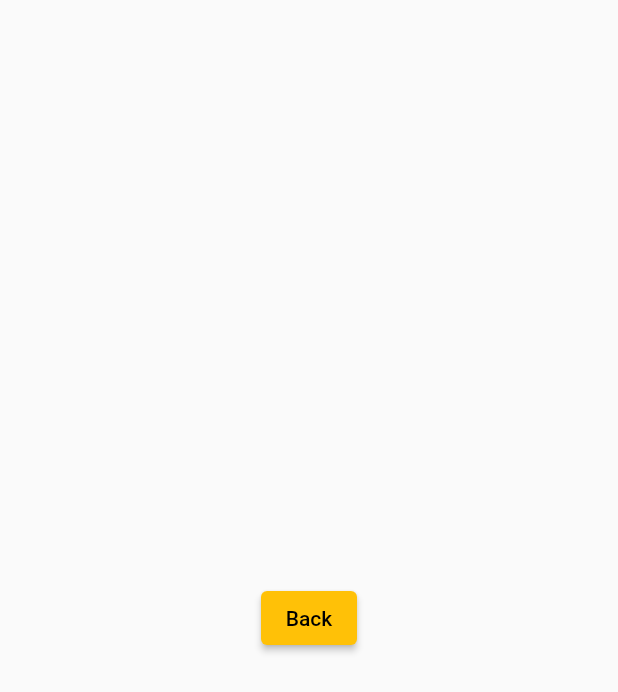
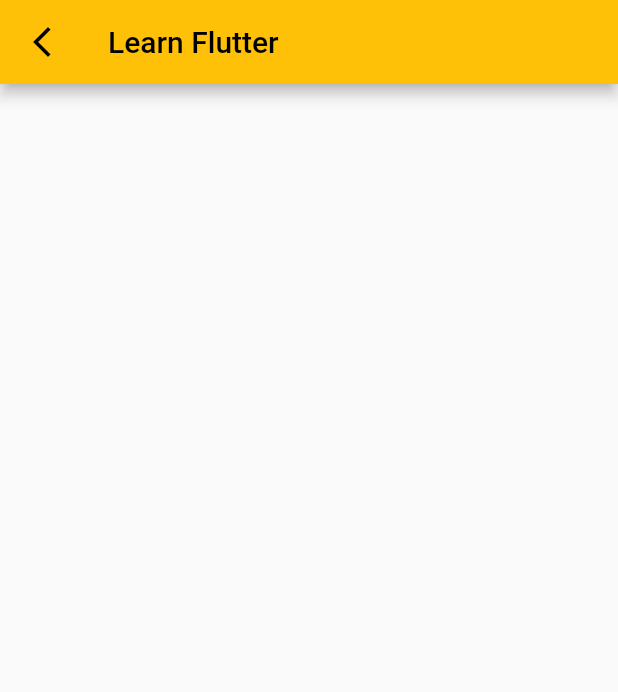
Before and after one commit to nevarwin/Flutter-3.0, a Flutter app: the LearFlutterPage screen opened directly, on a phone screen of 412 x 824 dp. Shown: the top 692 px of the screen. Run offline on Flutter 3.47's test engine with Material 2 defaults, Android fonts, the phone set to English and light mode, and no system bars.

Commit message:
added leading button

```diff
--- a/flutter3/lib/learn_flutter_page.dart
+++ b/flutter3/lib/learn_flutter_page.dart
@@ -12,8 +12,9 @@ class _LearFlutterPageState extends State<LearFlutterPage> {
   @override
   Widget build(BuildContext context) {
     return Scaffold(
-      body: Center(
-        child: ElevatedButton(
+      appBar: AppBar(
+        automaticallyImplyLeading: false,
+        leading: IconButton(
           onPressed: () {
             Navigator.of(context).pop(
               MaterialPageRoute(
@@ -23,8 +24,9 @@ class _LearFlutterPageState extends State<LearFlutterPage> {
               ),
             );
           },
-          child: const Text('Back'),
+          icon: const Icon(Icons.arrow_back_ios_new),
         ),
+        title: const Text('Learn Flutter'),
       ),
     );
   }
```
